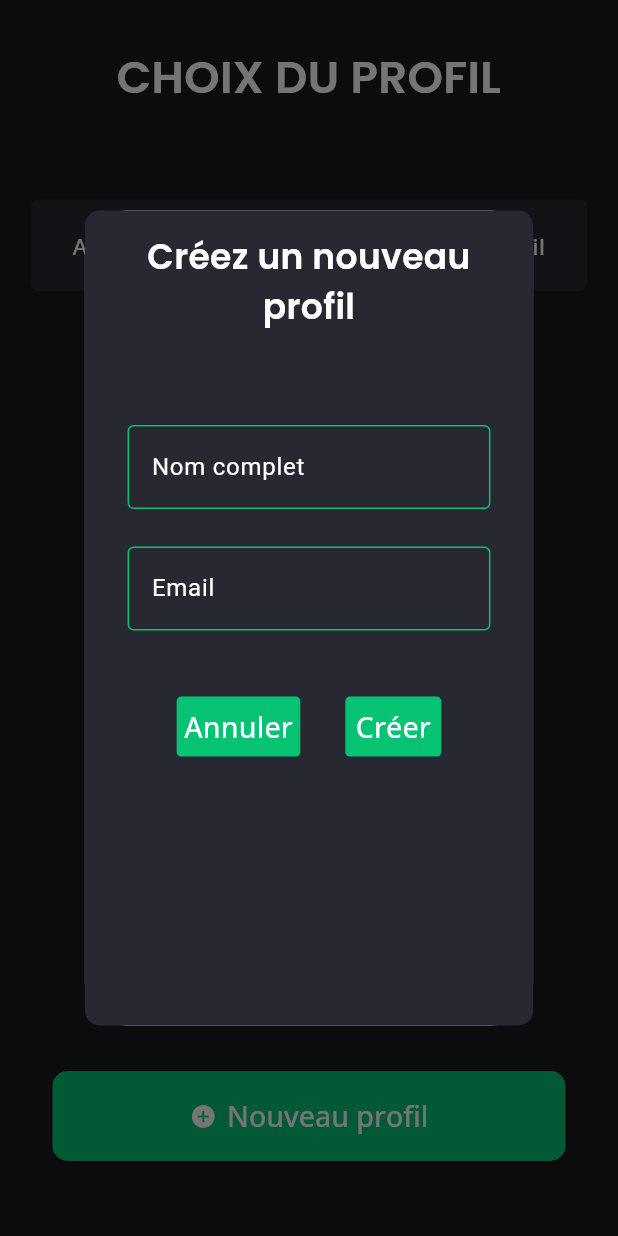
After one commit to yahvya/morpheus, a Flutter app: the screen it shows after launch, after a tap on "Nouveau profil", on a phone screen of 412 x 824 dp. The commit adds this screen. Run offline on Flutter 3.47's test engine with Material 3 defaults, Android fonts, the phone set to English and light mode, and no system bars; our stand-ins replace flutter_secure_storage.

Commit message:
ajout de la création de profil ajout du composant de création de profil

```diff
--- a/30.04.2024/mobile-app/lib/app/profiles/profile_manager.dart
+++ b/30.04.2024/mobile-app/lib/app/profiles/profile_manager.dart
@@ -37,7 +37,6 @@ class ProfileManager{
         .map((profileConfig) => Profile.fromJson(profileConfig: profileConfig)).toList();
     }
     catch(_){
-      print(_);
       return [];
     }
   }
--- a/30.04.2024/mobile-app/lib/components/app_button.dart
+++ b/30.04.2024/mobile-app/lib/components/app_button.dart
@@ -28,8 +28,8 @@ class AppButton extends StatelessWidget{
       label: PageModel.basicText(text: text,color: AppTheme.specialText.color),
       style: ButtonStyle(
         padding: MaterialStateProperty.all(const EdgeInsets.all(15)),
-        shape: MaterialStateProperty.all(const RoundedRectangleBorder(
-          borderRadius: BorderRadius.all(Radius.circular(10))
+        shape: MaterialStateProperty.all(RoundedRectangleBorder(
+          borderRadius: BorderRadius.circular(10)
         )),
         textStyle: MaterialStateProperty.all(TextStyle(
           color: AppTheme.specialText.color,
--- a/30.04.2024/mobile-app/lib/components/app_dialog.dart
+++ b/30.04.2024/mobile-app/lib/components/app_dialog.dart
@@ -22,7 +22,7 @@ class AppDialog extends StatelessWidget{
           padding: const EdgeInsets.all(20),
           decoration: BoxDecoration(
               color: AppTheme.upperBackgroundColor.color,
-              borderRadius: const BorderRadius.all(Radius.circular(10))
+              borderRadius:  BorderRadius.circular(10)
           ),
           child: Column(
             mainAxisAlignment: MainAxisAlignment.spaceAround,
--- a/30.04.2024/mobile-app/lib/components/app_icon_button.dart
+++ b/30.04.2024/mobile-app/lib/components/app_icon_button.dart
@@ -22,8 +22,8 @@ class AppIconButton extends StatelessWidget{
       color: AppTheme.specialText.color,
       style: ButtonStyle(
         padding: MaterialStateProperty.all(const EdgeInsets.all(5)),
-        shape: MaterialStateProperty.all(const RoundedRectangleBorder(
-            borderRadius: BorderRadius.all(Radius.circular(3))
+        shape: MaterialStateProperty.all(RoundedRectangleBorder(
+            borderRadius: BorderRadius.circular(3)
         )),
         backgroundColor: MaterialStateProperty.all(AppTheme.specialBackgroundColor.color),
         foregroundColor: upperColorState,
--- /dev/null
+++ b/30.04.2024/mobile-app/lib/components/app_input.dart
@@ -0,0 +1,55 @@
+import 'package:flutter/material.dart';
+import 'package:mobileapp/theme/app_theme.dart';
+
+/// @brief Champs de saisie
+class AppInput extends StatelessWidget{
+  const AppInput({super.key,required this.placeholder,this.isProtected = false,this.onChanged});
+
+  /// @brief Texte affiché en placeholder
+  @protected
+  final String placeholder;
+
+  /// @brief Si le champs est un champs protégé
+  final bool isProtected;
+
+  /// @brief Conteneur de la chaine saisie dans le input
+  final void Function(String)? onChanged;
+
+  @override
+  Widget build(BuildContext context){
+    OutlineInputBorder bordersStyle = OutlineInputBorder(
+      borderSide: BorderSide(
+        color: AppTheme.specialBackgroundColor.color
+      ),
+      borderRadius: BorderRadius.circular(4)
+    );
+
+    return Center(
+        child: FractionallySizedBox(
+            widthFactor: 0.9,
+            child: TextFormField(
+              onChanged: onChanged,
+              obscureText: isProtected,
+              decoration: InputDecoration(
+                  labelText: placeholder,
+                  labelStyle: TextStyle(
+                    color: AppTheme.upperText.color
+                  ),
+                  floatingLabelStyle: TextStyle(
+                    color: AppTheme.upperText.color
+                  ),
+                  fillColor: AppTheme.upperBackgroundColor.color,
+                  filled: true,
+                  border: bordersStyle,
+                  focusedBorder: bordersStyle,
+                  enabledBorder: bordersStyle
+              ),
+              style: TextStyle(
+                  color: AppTheme.upperText.color
+              ),
+              cursorColor: AppTheme.specialBackgroundColor.color,
+            )
+        )
+    );
+  }
+}
--- a/30.04.2024/mobile-app/lib/components/app_message.dart
+++ b/30.04.2024/mobile-app/lib/components/app_message.dart
@@ -14,7 +14,7 @@ class AppMessage extends StatelessWidget{
     return Container(
       decoration: BoxDecoration(
         color: AppTheme.upperBackgroundColor.color,
-        borderRadius: const BorderRadius.all(Radius.circular(5))
+        borderRadius:  BorderRadius.circular(5)
       ),
       padding: const EdgeInsets.all(20),
       child: PageModel.basicText(text: message,size: 15),
--- a/30.04.2024/mobile-app/lib/components/app_profile.dart
+++ b/30.04.2024/mobile-app/lib/components/app_profile.dart
@@ -27,7 +27,7 @@ class AppProfile extends StatelessWidget{
       padding: const EdgeInsets.all(10),
       decoration: BoxDecoration(
         color: AppTheme.upperBackgroundColor.color,
-        borderRadius: const BorderRadius.all(Radius.circular(5) )
+        borderRadius:  BorderRadius.circular(5)
       ),
       child: Row(
         mainAxisAlignment: MainAxisAlignment.spaceBetween,
--- /dev/null
+++ b/30.04.2024/mobile-app/lib/components/app_profile_creator.dart
@@ -0,0 +1,144 @@
+import 'package:flutter/material.dart';
+import 'package:mobileapp/app/profiles/profile.dart';
+import 'package:mobileapp/components/app_input.dart';
+import 'package:mobileapp/components/app_text_button.dart';
+import 'package:mobileapp/pages/page_model.dart';
+import 'package:mobileapp/theme/app_theme.dart';
+
+/// @brief Dialogue de création de profil
+class AppProfileCreator extends StatefulWidget{
+  const AppProfileCreator({super.key,required this.builderContext,required this.onCreate,this.onCancel});
+
+  /// @brief Contexte d'affichage du dialogue
+  final BuildContext builderContext;
+
+  /// @brief Action à exécuter une fois le profil crée (prend en paramètre le nouveau profil) renvoi null en cas de validation ou un message d'erreur
+  final Future<String?> Function(Profile) onCreate;
+
+  /// @brief Action à exécuter en cas d'annulation
+  final Future<void> Function()? onCancel;
+
+  @override
+  State<StatefulWidget> createState() {
+    return AppProfileCreatorState();
+  }
+}
+
+/// @brief Etat du dialogue
+class AppProfileCreatorState extends State<AppProfileCreator>{
+  /// @brief Nom complet de la personne
+  late String fullname;
+
+  /// @brief Email de la personne
+  late String email;
+
+  /// @brief Message d'erreur
+  String errorMessage = "";
+
+  @override
+  Widget build(BuildContext context){
+    return Dialog(
+      child: FractionallySizedBox(
+        widthFactor: 0.9,
+        heightFactor: 0.7,
+        child: Container(
+          padding: const EdgeInsets.all(15),
+          decoration: BoxDecoration(
+            color: AppTheme.upperBackgroundColor.color,
+            borderRadius: BorderRadius.circular(10)
+          ),
+          child: Column(
+            children: [
+              PageModel.specialText(
+                text: "Créez un nouveau profil",
+                color: AppTheme.specialText.color,
+                size: 23
+              ),
+              const SizedBox(height: 10),
+              PageModel.basicText(
+                text: errorMessage,
+                color: AppTheme.specialText.color,
+                size: 15
+              ),
+              const SizedBox(height: 30),
+              buildForm(context: context),
+              const SizedBox(height: 40),
+              buildValidationButtons(context: context)
+            ],
+          ),
+        )
+      ),
+    );
+  }
+
+  /// @brief Construis le formulaire de saisie des données
+  /// @param context contexte de création
+  /// @return Le formulaire
+  Column buildForm({required BuildContext context}){
+    return Column(
+      children: [
+        AppInput(
+          placeholder: "Nom complet",
+          onChanged: (String newFullname){
+            fullname = newFullname;
+          },
+        ),
+        const SizedBox(height: 25),
+        AppInput(
+          placeholder: "Email",
+          onChanged: (String newEmail){
+            email = newEmail;
+          },
+        ),
+      ],
+    );
+  }
+
+  /// @brief Construis les boutons de validation
+  /// @param context contexte de création
+  /// @return les boutons
+  Row buildValidationButtons({required BuildContext context}){
+    return Row(
+      mainAxisAlignment: MainAxisAlignment.center,
+      children: [
+        AppTextButton(
+          text: "Annuler",
+          onClick: () => manageCancel(context: context),
+        ),
+        const SizedBox(width: 30,),
+        AppTextButton(
+          text: "Créer",
+          onClick: () => manageCreation(context: context),
+        ),
+      ]
+    );
+  }
+
+  /// @brief Gère l'annulation de la création et ferme la popup
+  /// @param context contexte de création
+  void manageCancel({required BuildContext context}){
+    if(widget.onCancel != null){
+      widget.onCancel!().then((_) => Navigator.pop(context));
+      return;
+    }
+
+    Navigator.pop(context);
+  }
+
+  /// @brief Gère la création du profil
+  /// @param context contexte de création
+  void manageCreation({required BuildContext context}){
+    Profile createdProfile = Profile(email: email, fullname: fullname);
+
+    widget.onCreate(createdProfile).then((result){
+      if(result == null){
+        Navigator.pop(context);
+        return;
+      }
+
+      setState(() {
+        errorMessage = result;
+      });
+    });
+  }
+}
--- a/30.04.2024/mobile-app/lib/components/app_text_button.dart
+++ b/30.04.2024/mobile-app/lib/components/app_text_button.dart
@@ -24,8 +24,8 @@ class AppTextButton extends StatelessWidget{
       ),
       style: ButtonStyle(
         padding: MaterialStateProperty.all(const EdgeInsets.all(5)),
-        shape: MaterialStateProperty.all(const RoundedRectangleBorder(
-            borderRadius: BorderRadius.all(Radius.circular(3))
+        shape: MaterialStateProperty.all(RoundedRectangleBorder(
+            borderRadius: BorderRadius.circular(3)
         )),
         backgroundColor: MaterialStateProperty.all(AppTheme.specialBackgroundColor.color),
         foregroundColor: upperColorState,
--- a/30.04.2024/mobile-app/lib/pages/profile_page.dart
+++ b/30.04.2024/mobile-app/lib/pages/profile_page.dart
@@ -2,6 +2,7 @@ import 'package:flutter/material.dart';
 import 'package:mobileapp/app/profiles/profile_manager.dart';
 import 'package:mobileapp/components/app_button.dart';
 import 'package:mobileapp/components/app_dialog.dart';
+import 'package:mobileapp/components/app_profile_creator.dart';
 import 'package:mobileapp/components/app_text_button.dart';
 import 'package:mobileapp/pages/page_model.dart';
 
@@ -45,11 +46,7 @@ class ProfilePageState extends State<ProfilePage>{
                   getListZone()
                 ],
               ),
-              AppButton(
-                text: "Nouveau profil",
-                icon: Icons.add_circle,
-                size: MaterialStateProperty.all(Size(MediaQuery.of(context).size.width - 70,60)),
-              )
+              buildNewProfileButton(context: context)
             ],
           ),
         ),
@@ -161,4 +158,65 @@ class ProfilePageState extends State<ProfilePage>{
     }
     catch(_){}
   }
+
+  /// @brief Construis le bouton et gère la création de nouveau profil
+  /// @param context contexte de création
+  /// @return le bouton
+  AppButton buildNewProfileButton({required BuildContext context}){
+    return AppButton(
+      text: "Nouveau profil",
+      icon: Icons.add_circle,
+      size: MaterialStateProperty.all(Size(MediaQuery.of(context).size.width - 70,60)),
+      onPressed: (){
+        showDialog(
+          barrierDismissible: false,
+          context: context,
+          builder: (BuildContext builderContext){
+            return AppProfileCreator(
+              builderContext: builderContext,
+              onCreate: (Profile createdProfile) => tryCreateProfile(profile: createdProfile)
+            );
+          }
+        );
+      },
+    );
+  }
+
+  /// @brief Tente de créer le profil
+  /// @param profile le profile à créer
+  /// @return null si la création réussi ou message d'erreur
+  Future<String?> tryCreateProfile({required Profile profile}) async{
+    try{
+      if(profile.fullname.isEmpty){
+        return "Le nom ne peut pas être vide";
+      }
+
+      if(profile.email.isEmpty){
+        return "L'email ne peut pas être vide";
+      }
+
+      // vérification d'existence du profil
+      for(Profile p in profiles){
+        if(p.email == profile.email){
+          return "Cet email est déjà associé au profil de '${p.fullname}'";
+        }
+      }
+
+      profiles.add(profile);
+
+      bool success = await ProfileManager.updateProfiles(profiles: profiles);
+
+      if(!success){
+        profiles.remove(profile);
+        return "Une erreur s'est produite lors de création du profil";
+      }
+
+      setState(() {});
+
+      return null;
+    }
+    catch(_){
+      return "Une erreur s'est produite lors de création du profil";
+    }
+  }
 }
```
